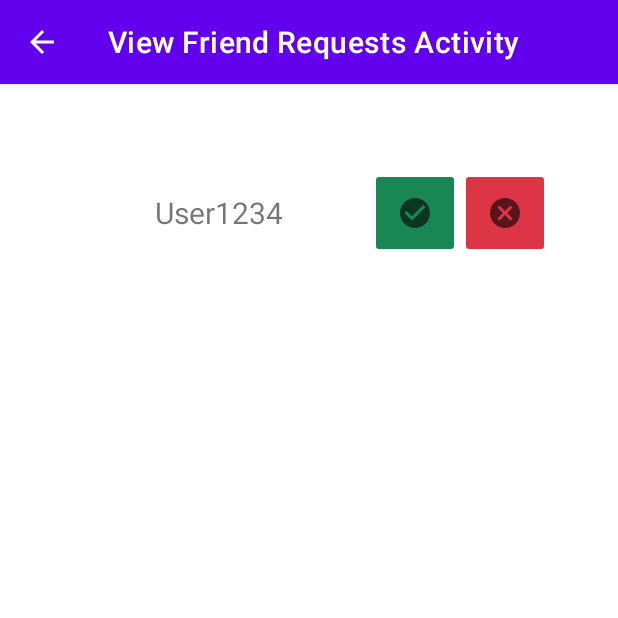
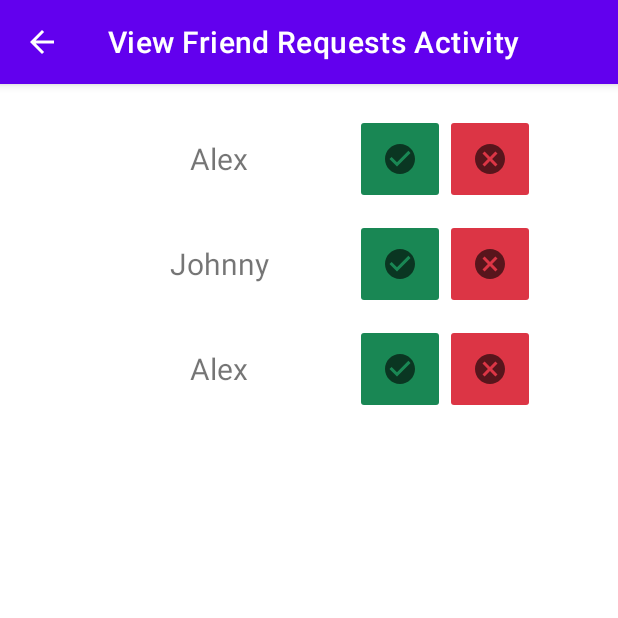
Before and after one commit to AlexBirchi/Social-Location-Tracker, an Android app: the ViewFriendRequestsActivity screen opened directly, with no data from a screen before it, on a phone screen of 412 x 824 dp, the top half of it. Run offline under Robolectric (Android 15) with nearby library versions, the phone set to English and light mode, and no system bars.

Commit message:
Created friend requests list for future dynamic listing + configured firebase

```diff
--- a/app/build.gradle
+++ b/app/build.gradle
@@ -1,6 +1,7 @@
 plugins {
     id 'com.android.application'
     id 'com.google.android.libraries.mapsplatform.secrets-gradle-plugin'
+    id 'com.google.gms.google-services'
 }
 
 android {
@@ -37,6 +38,7 @@ dependencies {
     implementation 'com.google.android.material:material:1.5.0'
     implementation 'androidx.constraintlayout:constraintlayout:2.1.3'
     implementation 'com.google.android.gms:play-services-maps:18.0.2'
+    implementation 'com.google.firebase:firebase-database:20.0.4'
     testImplementation 'junit:junit:4.13.2'
     androidTestImplementation 'androidx.test.ext:junit:1.1.3'
     androidTestImplementation 'androidx.test.espresso:espresso-core:3.4.0'
--- a/app/src/main/java/com/social_location_tracker/ViewFriendRequestsActivity.java
+++ b/app/src/main/java/com/social_location_tracker/ViewFriendRequestsActivity.java
@@ -1,14 +1,46 @@
 package com.social_location_tracker;
 
 import androidx.appcompat.app.AppCompatActivity;
+import androidx.recyclerview.widget.LinearLayoutManager;
+import androidx.recyclerview.widget.RecyclerView;
 
 import android.os.Bundle;
 
+import com.social_location_tracker.adapters.FriendRequestsRecyclerViewAdapter;
+
+import java.util.ArrayList;
+import java.util.List;
+
 public class ViewFriendRequestsActivity extends AppCompatActivity {
+
+    RecyclerView recyclerView;
+    FriendRequestsRecyclerViewAdapter adapter;
+    List<String> friendRequests;
 
     @Override
     protected void onCreate(Bundle savedInstanceState) {
         super.onCreate(savedInstanceState);
         setContentView(R.layout.activity_view_friend_requests);
+
+        // Bind views to its controls
+        recyclerView = findViewById(R.id.friend_request_list);
+        // Manage notifications
+        seedFriendRequestsData();
+    }
+
+    private void initRecyclerView()
+    {
+        adapter = new FriendRequestsRecyclerViewAdapter(this, friendRequests);
+        recyclerView.setAdapter(adapter);
+        recyclerView.setLayoutManager(new LinearLayoutManager(this));
+    }
+
+    private void seedFriendRequestsData()
+    {
+        friendRequests = new ArrayList<>();
+        friendRequests.add("Alex");
+        friendRequests.add("Johnny");
+        friendRequests.add("Alex");
+        initRecyclerView();
     }
 }
--- /dev/null
+++ b/app/src/main/java/com/social_location_tracker/adapters/FriendRequestsRecyclerViewAdapter.java
@@ -0,0 +1,56 @@
+package com.social_location_tracker.adapters;
+
+import android.content.Context;
+import android.view.LayoutInflater;
+import android.view.View;
+import android.view.ViewGroup;
+import android.widget.ImageButton;
+import android.widget.TextView;
+
+import androidx.annotation.NonNull;
+import androidx.recyclerview.widget.RecyclerView;
+
+import com.social_location_tracker.R;
+
+import java.util.List;
+
+public class FriendRequestsRecyclerViewAdapter extends RecyclerView.Adapter<FriendRequestsRecyclerViewAdapter.ViewHolder> {
+    Context context;
+    List<String> usernames;
+
+    public FriendRequestsRecyclerViewAdapter(Context context, List<String> usernames) {
+        this.usernames = usernames;
+        this.context = context;
+    }
+
+    @NonNull
+    @Override
+    public FriendRequestsRecyclerViewAdapter.ViewHolder onCreateViewHolder(@NonNull ViewGroup parent, int viewType) {
+        View view = LayoutInflater.from(parent.getContext()).inflate(R.layout.layout_friend_requests_item, parent, false);
+        FriendRequestsRecyclerViewAdapter.ViewHolder holder = new FriendRequestsRecyclerViewAdapter.ViewHolder(view);
+        return holder;
+    }
+
+    @Override
+    public void onBindViewHolder(@NonNull FriendRequestsRecyclerViewAdapter.ViewHolder holder, int position) {
+        holder.friendRequestUsername.setText(usernames.get(position));
+    }
+
+    @Override
+    public int getItemCount() {
+        return usernames.size();
+    }
+
+    public class ViewHolder extends RecyclerView.ViewHolder {
+        TextView friendRequestUsername;
+        ImageButton buttonAccept;
+        ImageButton buttonDecline;
+
+        public ViewHolder(@NonNull View itemView) {
+            super(itemView);
+            friendRequestUsername = itemView.findViewById(R.id.friend_request_username_text_view);
+            buttonAccept = itemView.findViewById(R.id.imageButtonAccept);
+            buttonDecline = itemView.findViewById(R.id.imageButtonDecline);
+        }
+    }
+}
--- a/app/src/main/res/layout/activity_view_friend_requests.xml
+++ b/app/src/main/res/layout/activity_view_friend_requests.xml
@@ -1,47 +1,13 @@
 <?xml version="1.0" encoding="utf-8"?>
-<androidx.constraintlayout.widget.ConstraintLayout xmlns:android="http://schemas.android.com/apk/res/android"
-    xmlns:app="http://schemas.android.com/apk/res-auto"
+<RelativeLayout xmlns:android="http://schemas.android.com/apk/res/android"
     xmlns:tools="http://schemas.android.com/tools"
     android:layout_width="match_parent"
     android:layout_height="match_parent"
     tools:context=".ViewFriendRequestsActivity">
 
-    <TextView
-        android:id="@+id/friend_request_username_text_view"
-        android:layout_width="0dp"
-        android:layout_height="0dp"
-        android:layout_marginStart="46dp"
-        android:gravity="center"
-        android:text="User1234"
-        android:textSize="20sp"
-        app:layout_constraintBottom_toBottomOf="@+id/imageButton"
-        app:layout_constraintEnd_toStartOf="@+id/imageButton"
-        app:layout_constraintStart_toStartOf="parent"
-        app:layout_constraintTop_toTopOf="@+id/imageButton" />
-
-    <ImageButton
-        android:id="@+id/imageButton"
-        android:layout_width="60dp"
-        android:layout_height="60dp"
-        android:layout_marginTop="56dp"
-        android:backgroundTint="@color/green"
-        android:contentDescription="@string/accept_friend_request"
-        app:layout_constraintEnd_toStartOf="@+id/imageButton2"
-        app:layout_constraintStart_toEndOf="@+id/friend_request_username_text_view"
-        app:layout_constraintTop_toTopOf="parent"
-        app:srcCompat="@drawable/accept_request" />
-
-    <ImageButton
-        android:id="@+id/imageButton2"
-        android:layout_width="60dp"
-        android:layout_height="60dp"
-        android:layout_marginEnd="45dp"
-        android:backgroundTint="@color/red"
-        android:contentDescription="@string/decline_friend_request"
-        app:layout_constraintBottom_toBottomOf="@+id/imageButton"
-        app:layout_constraintEnd_toEndOf="parent"
-        app:layout_constraintStart_toEndOf="@+id/imageButton"
-        app:layout_constraintTop_toTopOf="@+id/imageButton"
-        app:srcCompat="@drawable/decline_request" />
-
-</androidx.constraintlayout.widget.ConstraintLayout>
+    <androidx.recyclerview.widget.RecyclerView
+        android:id="@+id/friend_request_list"
+        android:layout_margin="10dp"
+        android:layout_width="match_parent"
+        android:layout_height="match_parent"/>
+</RelativeLayout>
--- /dev/null
+++ b/app/src/main/res/layout/layout_friend_requests_item.xml
@@ -0,0 +1,48 @@
+<?xml version="1.0" encoding="utf-8"?>
+<androidx.constraintlayout.widget.ConstraintLayout
+    android:id="@+id/friend_request_item_container"
+    xmlns:android="http://schemas.android.com/apk/res/android"
+    xmlns:app="http://schemas.android.com/apk/res-auto"
+    xmlns:tools="http://schemas.android.com/tools"
+    android:layout_width="match_parent"
+    android:layout_height="wrap_content"
+    tools:context=".ViewFriendRequestsActivity">
+
+    <TextView
+        android:id="@+id/friend_request_username_text_view"
+        android:layout_width="0dp"
+        android:layout_height="0dp"
+        android:layout_marginStart="46dp"
+        android:gravity="center"
+        android:textSize="20sp"
+        app:layout_constraintBottom_toBottomOf="@+id/imageButtonAccept"
+        app:layout_constraintEnd_toStartOf="@+id/imageButtonAccept"
+        app:layout_constraintStart_toStartOf="parent"
+        app:layout_constraintTop_toTopOf="@+id/imageButtonAccept" />
+
+    <ImageButton
+        android:id="@+id/imageButtonAccept"
+        android:layout_width="60dp"
+        android:layout_height="60dp"
+        android:layout_marginTop="10dp"
+        android:backgroundTint="@color/green"
+        android:contentDescription="@string/accept_friend_request"
+        app:layout_constraintEnd_toStartOf="@+id/imageButtonDecline"
+        app:layout_constraintStart_toEndOf="@+id/friend_request_username_text_view"
+        app:layout_constraintTop_toTopOf="parent"
+        app:srcCompat="@drawable/accept_request" />
+
+    <ImageButton
+        android:id="@+id/imageButtonDecline"
+        android:layout_width="60dp"
+        android:layout_height="60dp"
+        android:layout_marginEnd="45dp"
+        android:backgroundTint="@color/red"
+        android:contentDescription="@string/decline_friend_request"
+        app:layout_constraintBottom_toBottomOf="@+id/imageButtonAccept"
+        app:layout_constraintEnd_toEndOf="parent"
+        app:layout_constraintStart_toEndOf="@+id/imageButtonAccept"
+        app:layout_constraintTop_toTopOf="@+id/imageButtonAccept"
+        app:srcCompat="@drawable/decline_request" />
+
+</androidx.constraintlayout.widget.ConstraintLayout>
--- a/build.gradle
+++ b/build.gradle
@@ -1,7 +1,11 @@
-// Top-level build file where you can add configuration options common to all sub-projects/modules.
+buildscript {
+    dependencies {
+        classpath 'com.google.gms:google-services:4.3.10'
+    }
+}// Top-level build file where you can add configuration options common to all sub-projects/modules.
 plugins {
-    id 'com.android.application' version '7.1.2' apply false
-    id 'com.android.library' version '7.1.2' apply false
+    id 'com.android.application' version '7.1.3' apply false
+    id 'com.android.library' version '7.1.3' apply false
     id 'com.google.android.libraries.mapsplatform.secrets-gradle-plugin' version '2.0.0' apply false
 }
 
```
Also changed, not shown: 1 other file.
